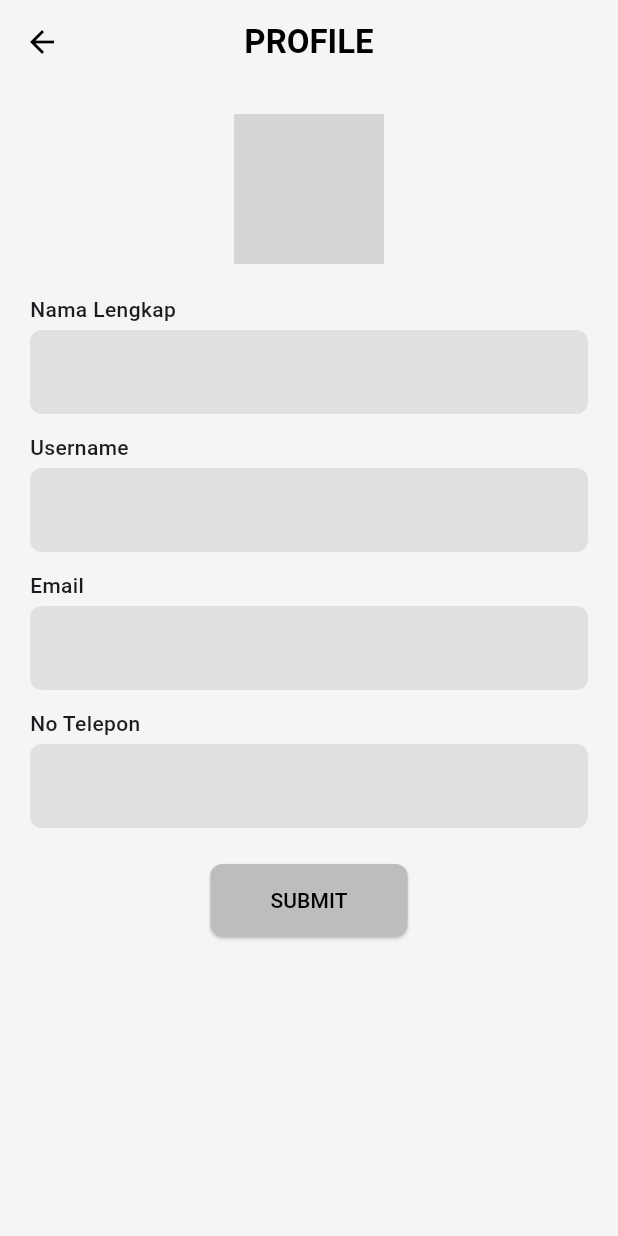
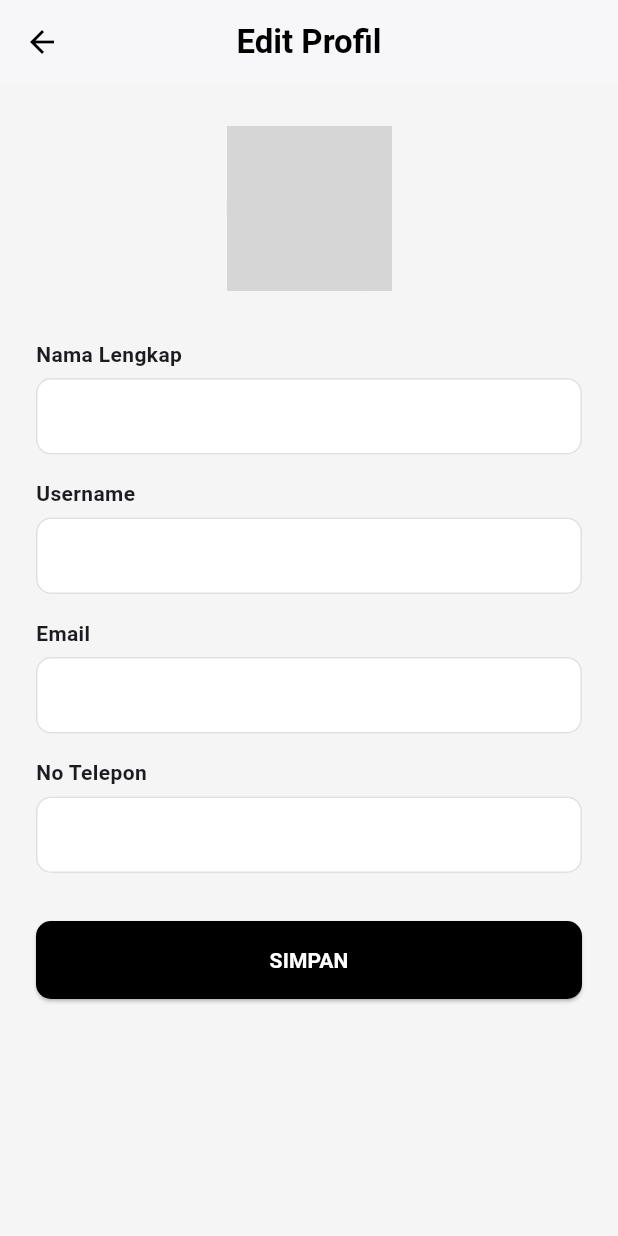
Before and after one commit to aryaprtm11/uneeds, a Flutter app: the ProfileEdit screen opened directly, on a phone screen of 412 x 824 dp. Run offline on Flutter 3.47's test engine with Material 3 defaults, Android fonts, the phone set to English and light mode, and no system bars; our stand-ins replace firebase_auth, firebase_core, fluttertoast, google_sign_in, image_picker, shared_preferences and 1 more; accounts and stored records are empty; grey boxes are pictures that could not be loaded.

Commit message:
update profile edit

```diff
--- a/uneeds/lib/utils/profile_preferences.dart
+++ b/uneeds/lib/utils/profile_preferences.dart
@@ -5,6 +5,7 @@ class ProfilePreferences {
   static const _keyUsername = 'username';
   static const _keyEmail = 'email';
   static const _keyPhone = 'phone';
+  static const _keyProfileImage = 'profile_image';
 
   static Future<void> saveProfile({
     required String name,
@@ -28,4 +29,14 @@ class ProfilePreferences {
       'phone': prefs.getString(_keyPhone) ?? '',
     };
   }
+
+  static Future<void> saveProfileImage(String imagePath) async {
+    final prefs = await SharedPreferences.getInstance();
+    await prefs.setString(_keyProfileImage, imagePath);
+  }
+
+  static Future<String?> getProfileImage() async {
+    final prefs = await SharedPreferences.getInstance();
+    return prefs.getString(_keyProfileImage);
+  }
 }
--- a/uneeds/lib/views/profile_edit.dart
+++ b/uneeds/lib/views/profile_edit.dart
@@ -1,4 +1,6 @@
+import 'dart:io';
 import 'package:flutter/material.dart';
+import 'package:image_picker/image_picker.dart';
 import 'package:uneeds/utils/profile_preferences.dart';
 
 class ProfileEdit extends StatefulWidget {
@@ -9,72 +11,124 @@ class ProfileEdit extends StatefulWidget {
 }
 
 class _ProfileEditState extends State<ProfileEdit> {
-  // Controller untuk input
-  final TextEditingController nameController = TextEditingController(text: '');
-  final TextEditingController usernameController = TextEditingController(
-    text: '',
-  );
-  final TextEditingController emailController = TextEditingController(text: '');
-  final TextEditingController phoneController = TextEditingController(text: '');
+  final TextEditingController nameController = TextEditingController();
+  final TextEditingController usernameController = TextEditingController();
+  final TextEditingController emailController = TextEditingController();
+  final TextEditingController phoneController = TextEditingController();
+
+  String? _profileImagePath;
+  String? get profileImagePath => _profileImagePath;
+  set profileImagePath(String? value) {
+    setState(() {
+      _profileImagePath = value;
+    });
+  }
+
+  @override
+  void initState() {
+    super.initState();
+    _loadProfileData();
+  }
+
+  Future<void> _loadProfileData() async {
+    final profileData = await ProfilePreferences.loadProfile();
+    final imagePath = await ProfilePreferences.getProfileImage();
+
+    setState(() {
+      nameController.text = profileData['name'] ?? '';
+      usernameController.text = profileData['username'] ?? '';
+      emailController.text = profileData['email'] ?? '';
+      phoneController.text = profileData['phone'] ?? '';
+      _profileImagePath = imagePath;
+    });
+  }
+
+  Future<void> _pickImage() async {
+    final picker = ImagePicker();
+    final XFile? image = await picker.pickImage(source: ImageSource.gallery);
+
+    if (image != null) {
+      await ProfilePreferences.saveProfileImage(image.path);
+      setState(() {
+        profileImagePath = image.path;
+      });
+    }
+  }
 
   @override
   Widget build(BuildContext context) {
     return Scaffold(
       backgroundColor: Colors.grey[100],
       appBar: AppBar(
-        backgroundColor: Colors.transparent,
-        elevation: 0,
+        backgroundColor: Colors.white,
+        elevation: 1,
         leading: IconButton(
           icon: const Icon(Icons.arrow_back, color: Colors.black),
           onPressed: () => Navigator.pop(context),
         ),
         centerTitle: true,
         title: const Text(
-          'PROFILE',
+          'Edit Profil',
           style: TextStyle(color: Colors.black, fontWeight: FontWeight.bold),
         ),
       ),
       body: SingleChildScrollView(
-        padding: const EdgeInsets.all(20.0),
+        padding: const EdgeInsets.symmetric(horizontal: 24, vertical: 28),
         child: Column(
           children: [
-            // Foto profile
+            // Foto profil
             Stack(
               alignment: Alignment.bottomRight,
               children: [
-                const CircleAvatar(
-                  radius: 50,
-                  backgroundImage: AssetImage('assets/gambar/profile.png'),
+                CircleAvatar(
+                  radius: 55,
+                  backgroundImage:
+                      _profileImagePath != null
+                          ? FileImage(File(_profileImagePath!))
+                          : const AssetImage('assets/gambar/profile.png')
+                              as ImageProvider,
                 ),
-                Container(
-                  decoration: const BoxDecoration(
+                Positioned(
+                  bottom: 4,
+                  right: 4,
+                  child: GestureDetector(
+                    onTap: _pickImage,
+                    child: Container(
+                      padding: const EdgeInsets.all(6),
+                      decoration: BoxDecoration(
                         shape: BoxShape.circle,
                         color: Colors.white,
-                  ),
-                  padding: const EdgeInsets.all(4),
-                  child: const Icon(Icons.edit, size: 18),
+                        boxShadow: [
+                          BoxShadow(
+                            color: Colors.black.withOpacity(0.1),
+                            blurRadius: 4,
                           ),
                         ],
                       ),
-            const SizedBox(height: 20),
+                      child: const Icon(Icons.edit, size: 18),
+                    ),
+                  ),
+                ),
+              ],
+            ),
+            const SizedBox(height: 32),
 
-            // Form input
             _buildTextField("Nama Lengkap", nameController),
-            const SizedBox(height: 12),
+            const SizedBox(height: 16),
             _buildTextField("Username", usernameController),
-            const SizedBox(height: 12),
+            const SizedBox(height: 16),
             _buildTextField("Email", emailController),
-            const SizedBox(height: 12),
+            const SizedBox(height: 16),
             _buildTextField(
               "No Telepon",
               phoneController,
               keyboardType: TextInputType.phone,
             ),
+            const SizedBox(height: 32),
 
-            const SizedBox(height: 24),
-
-            // Tombol Submit
-            ElevatedButton(
+            SizedBox(
+              width: double.infinity,
+              child: ElevatedButton(
                 onPressed: () async {
                   await ProfilePreferences.saveProfile(
                     name: nameController.text,
@@ -89,20 +143,20 @@ class _ProfileEditState extends State<ProfileEdit> {
 
                   Navigator.pop(context);
                 },
-
                 style: ElevatedButton.styleFrom(
-                backgroundColor: Colors.grey[400],
-                padding: const EdgeInsets.symmetric(
-                  vertical: 14,
-                  horizontal: 40,
-                ),
+                  backgroundColor: Colors.black,
+                  padding: const EdgeInsets.symmetric(vertical: 16),
                   shape: RoundedRectangleBorder(
-                  borderRadius: BorderRadius.circular(8),
+                    borderRadius: BorderRadius.circular(10),
                   ),
                 ),
                 child: const Text(
-                'SUBMIT',
-                style: TextStyle(color: Colors.black),
+                  'SIMPAN',
+                  style: TextStyle(
+                    color: Colors.white,
+                    fontWeight: FontWeight.bold,
+                  ),
+                ),
               ),
             ),
           ],
@@ -111,7 +165,6 @@ class _ProfileEditState extends State<ProfileEdit> {
     );
   }
 
-  // Widget reusable untuk TextField
   Widget _buildTextField(
     String label,
     TextEditingController controller, {
@@ -120,17 +173,33 @@ class _ProfileEditState extends State<ProfileEdit> {
     return Column(
       crossAxisAlignment: CrossAxisAlignment.start,
       children: [
-        Text(label, style: const TextStyle(fontWeight: FontWeight.w500)),
-        const SizedBox(height: 4),
+        Text(
+          label,
+          style: const TextStyle(fontWeight: FontWeight.w600, fontSize: 14),
+        ),
+        const SizedBox(height: 6),
         TextField(
           controller: controller,
           keyboardType: keyboardType,
+          style: const TextStyle(fontSize: 15),
           decoration: InputDecoration(
             filled: true,
-            fillColor: Colors.grey[300],
+            fillColor: Colors.white,
+            contentPadding: const EdgeInsets.symmetric(
+              vertical: 14,
+              horizontal: 16,
+            ),
             border: OutlineInputBorder(
-              borderRadius: BorderRadius.circular(8),
-              borderSide: BorderSide.none,
+              borderRadius: BorderRadius.circular(10),
+              borderSide: BorderSide(color: Colors.grey.shade300),
+            ),
+            enabledBorder: OutlineInputBorder(
+              borderRadius: BorderRadius.circular(10),
+              borderSide: BorderSide(color: Colors.grey.shade300),
+            ),
+            focusedBorder: OutlineInputBorder(
+              borderRadius: BorderRadius.circular(10),
+              borderSide: const BorderSide(color: Colors.black, width: 1.5),
             ),
           ),
         ),
--- a/uneeds/lib/views/settings_page.dart
+++ b/uneeds/lib/views/settings_page.dart
@@ -32,6 +32,7 @@ class SettingPage extends StatefulWidget {
 }
 
 class _SettingPageState extends State<SettingPage> {
+  String imagePath = '';
   String name = '';
   String email = '';
   String phone = '';
@@ -45,6 +46,7 @@ class _SettingPageState extends State<SettingPage> {
   Future<void> loadProfile() async {
     final prefs = await SharedPreferences.getInstance();
     setState(() {
+      imagePath = prefs.getString('profile_image') ?? '';
       name = prefs.getString('name') ?? 'uneeds';
       email = prefs.getString('email') ?? 'uneedsapp@gmail.com';
       phone = prefs.getString('phone') ?? '08123456789';
@@ -64,7 +66,7 @@ class _SettingPageState extends State<SettingPage> {
         ),
         centerTitle: true,
         title: const Text(
-          'PROFIL',
+          'Pengaturan',
           style: TextStyle(color: Colors.black, fontWeight: FontWeight.bold),
         ),
       ),
@@ -95,7 +97,7 @@ class _SettingPageState extends State<SettingPage> {
             const SizedBox(height: 60),
             _MenuItem(
               icon: Icons.person_outline,
-              label: 'Profil',
+              label: 'Edit Profile',
               onTap: () {
                 Navigator.push(
                   context,
--- a/uneeds/pubspec.yaml
+++ b/uneeds/pubspec.yaml
@@ -31,9 +31,6 @@ dependencies:
   flutter:
     sdk: flutter
   shared_preferences: ^2.2.2
-
-  # The following adds the Cupertino Icons font to your application.
-  # Use with the CupertinoIcons class for iOS style icons.
   cupertino_icons: ^1.0.8
   firebase_core: ^2.24.2
   firebase_auth: ^4.16.0
```
Lines whose indentation alone changed are shown as unchanged.
